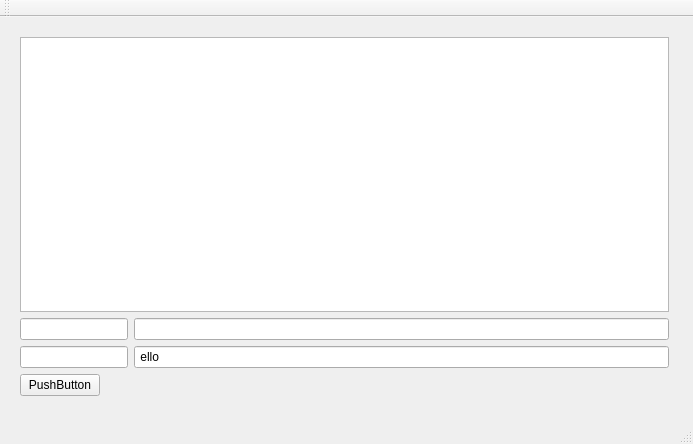
First picture: the form in mainwindow.ui, repository Abadacor/prodev, before the edit.
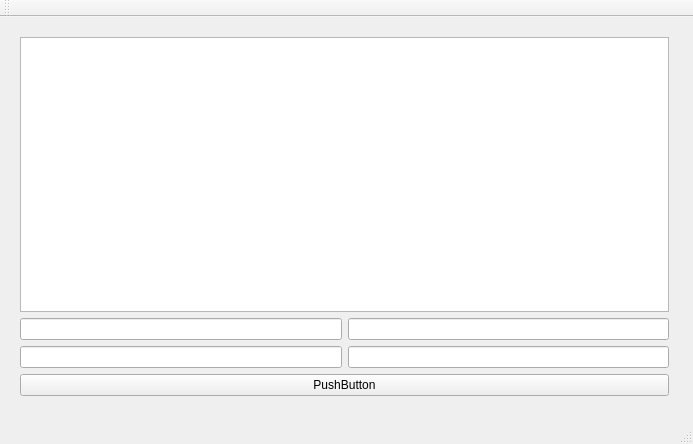
Second picture: the form after the edit.

Commit message: Adding book to the libreary from interface and displaying them v1

Diff of the .ui file:
```diff
--- a/mainwindow.ui
+++ b/mainwindow.ui
@@ -25,28 +25,36 @@
     </property>
     <layout class="QVBoxLayout" name="verticalLayout_2">
      <item>
-      <widget class="QListView" name="listView"/>
-     </item>
-     <item>
-      <layout class="QFormLayout" name="formLayout_2">
-       <item row="0" column="0">
-        <widget class="QLineEdit" name="lineEdit"/>
+      <layout class="QVBoxLayout" name="InternalLayout">
+       <item>
+        <widget class="QTextEdit" name="display"/>
        </item>
-       <item row="0" column="1">
-        <widget class="QLineEdit" name="lineEdit_2"/>
+       <item>
+        <layout class="QVBoxLayout" name="textFieldsLayout">
+         <item>
+          <layout class="QHBoxLayout" name="nameAndAuthorFieldsLayout">
+           <item>
+            <widget class="QLineEdit" name="author"/>
+           </item>
+           <item>
+            <widget class="QLineEdit" name="name"/>
+           </item>
+          </layout>
+         </item>
+         <item>
+          <layout class="QHBoxLayout" name="isbnAndYearFieldsLayout">
+           <item>
+            <widget class="QLineEdit" name="isbn"/>
+           </item>
+           <item>
+            <widget class="QLineEdit" name="year"/>
+           </item>
+          </layout>
+         </item>
+        </layout>
        </item>
-       <item row="1" column="0">
-        <widget class="QLineEdit" name="lineEdit_3"/>
-       </item>
-       <item row="1" column="1">
-        <widget class="QLineEdit" name="lineEdit_4">
-         <property name="inputMask">
-          <string>hello</string>
-         </property>
-        </widget>
-       </item>
-       <item row="2" column="0">
-        <widget class="QPushButton" name="pushButton">
+       <item>
+        <widget class="QPushButton" name="addBookButton">
          <property name="text">
           <string>PushButton</string>
          </property>
```
Left out of the diff: 40 changed lines with no effect on the pictures. The commit also changes 6 other files.
